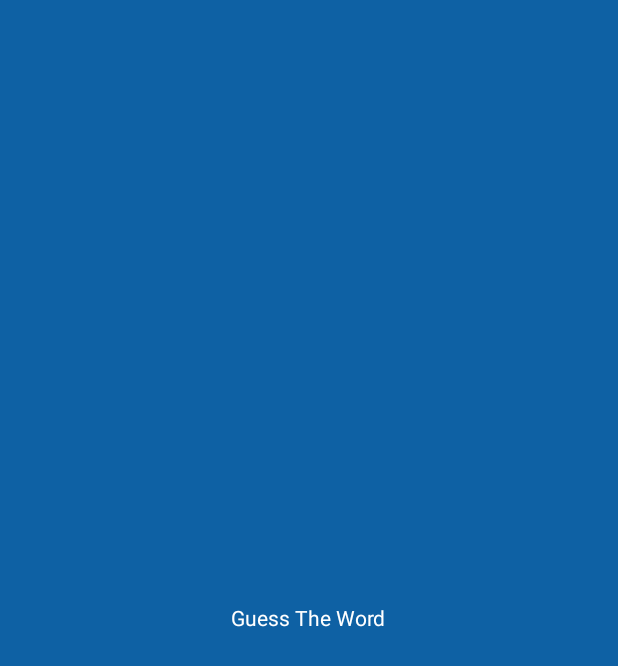
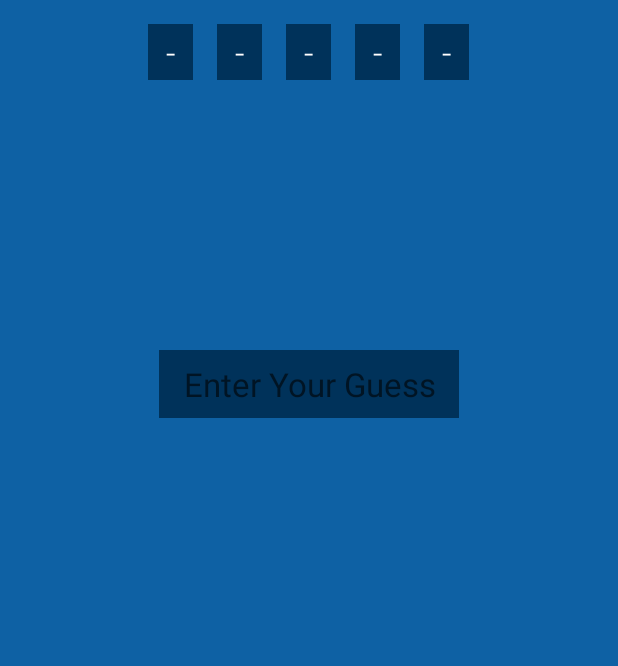
Before and after one commit to Swayam-Khare/Android, an Android app: the GameActivity screen opened directly, with no data from a screen before it, on a phone screen of 412 x 824 dp. Before the commit the part shown is almost empty. Shown: the top 666 px of the screen. Run offline under Robolectric (Android 15) with nearby library versions, the phone set to English and light mode, and no system bars.

Commit message:
activity_game.xml updated, word space added

```diff
--- a/app/src/main/res/layout/activity_game.xml
+++ b/app/src/main/res/layout/activity_game.xml
@@ -2,15 +2,65 @@
 <RelativeLayout xmlns:android="http://schemas.android.com/apk/res/android"
     xmlns:tools="http://schemas.android.com/tools"
     android:layout_width="match_parent"
+    android:layout_height="match_parent"
     android:background="@color/colorPrimary"
-    android:layout_height="match_parent"
     tools:context=".GameActivity">
 
-    <TextView
+    <LinearLayout
+        android:id="@+id/word_layout"
         android:layout_width="wrap_content"
         android:layout_height="wrap_content"
-        android:textColor="@android:color/white"
-        android:layout_centerInParent="true"
-        android:text="@string/subheading" />
+        android:layout_centerHorizontal="true"
+        android:layout_marginTop="16dp">
+
+        <TextView
+            android:id="@+id/first_letter"
+            style="@style/word_layout"
+            android:layout_width="wrap_content"
+            android:layout_height="wrap_content" />
+
+        <TextView
+            android:id="@+id/second_letter"
+            style="@style/word_layout"
+            android:layout_width="wrap_content"
+            android:layout_height="wrap_content" />
+
+        <TextView
+            android:id="@+id/third_letter"
+            style="@style/word_layout"
+            android:layout_width="wrap_content"
+            android:layout_height="wrap_content" />
+
+        <TextView
+            android:id="@+id/fourth_letter"
+            style="@style/word_layout"
+            android:layout_width="wrap_content"
+            android:layout_height="wrap_content" />
+
+        <TextView
+            android:id="@+id/fifth_letter"
+            style="@style/word_layout"
+            android:layout_width="wrap_content"
+            android:layout_height="wrap_content" />
+
+    </LinearLayout>
+
+    <EditText
+        android:layout_width="wrap_content"
+        android:layout_height="wrap_content"
+        android:layout_below="@id/word_layout"
+        android:layout_centerHorizontal="true"
+        android:layout_marginTop="180dp"
+        android:autofillHints="Enter Your Guess"
+        android:background="@color/statusBarColor"
+        android:hint="@string/enter_your_guess"
+        android:inputType="textCapCharacters"
+        android:maxLength="5"
+        android:paddingHorizontal="16dp"
+        android:paddingVertical="8dp"
+        android:textAlignment="center"
+        android:textColor="@color/colorOnPrimary"
+        android:textSize="22sp"
+        tools:text="Hello" />
 
 </RelativeLayout>
--- a/app/src/main/res/values-night/themes.xml
+++ b/app/src/main/res/values-night/themes.xml
@@ -13,4 +13,18 @@
         <item name="android:statusBarColor">#00325a</item>
         <!-- Customize your theme here. -->
     </style>
+
+    <style name="word_layout" parent="TextAppearance.MaterialComponents.Headline1">
+        <item name="android:text">-</item>
+        <item name="android:textAllCaps">true</item>
+        <item name="android:layout_marginStart">8dp</item>
+        <item name="android:layout_marginEnd">8dp</item>
+        <item name="android:paddingTop">4dp</item>
+        <item name="android:paddingBottom">4dp</item>
+        <item name="android:paddingStart">12dp</item>
+        <item name="android:paddingEnd">12dp</item>
+        <item name="android:textSize">22sp</item>
+        <item name="android:background">@color/statusBarColor</item>
+        <item name="android:textColor">@color/colorOnPrimary</item>
+    </style>
 </resources>
--- a/app/src/main/res/values/strings.xml
+++ b/app/src/main/res/values/strings.xml
@@ -47,4 +47,5 @@
         libero vel nunc consequat, quis tincidunt nisl eleifend. Cras bibendum enim a justo luctus
         vestibulum. Fusce dictum libero quis erat maximus, vitae volutpat diam dignissim.
     </string>
+    <string name="enter_your_guess">Enter Your Guess</string>
 </resources>
--- a/app/src/main/res/values/themes.xml
+++ b/app/src/main/res/values/themes.xml
@@ -13,4 +13,18 @@
         <item name="android:statusBarColor">#00325a</item>
         <!-- Customize your theme here. -->
     </style>
+
+    <style name="word_layout" parent="TextAppearance.MaterialComponents.Headline1">
+        <item name="android:text">-</item>
+        <item name="android:textAllCaps">true</item>
+        <item name="android:layout_marginStart">8dp</item>
+        <item name="android:layout_marginEnd">8dp</item>
+        <item name="android:paddingTop">4dp</item>
+        <item name="android:paddingBottom">4dp</item>
+        <item name="android:paddingStart">12dp</item>
+        <item name="android:paddingEnd">12dp</item>
+        <item name="android:textSize">22sp</item>
+        <item name="android:background">@color/statusBarColor</item>
+        <item name="android:textColor">@color/colorOnPrimary</item>
+    </style>
 </resources>
```
